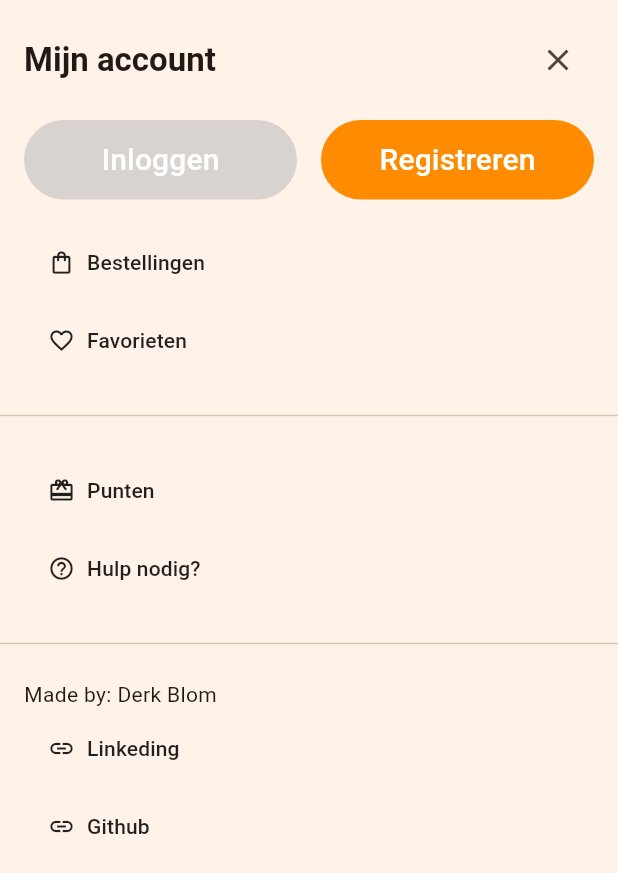
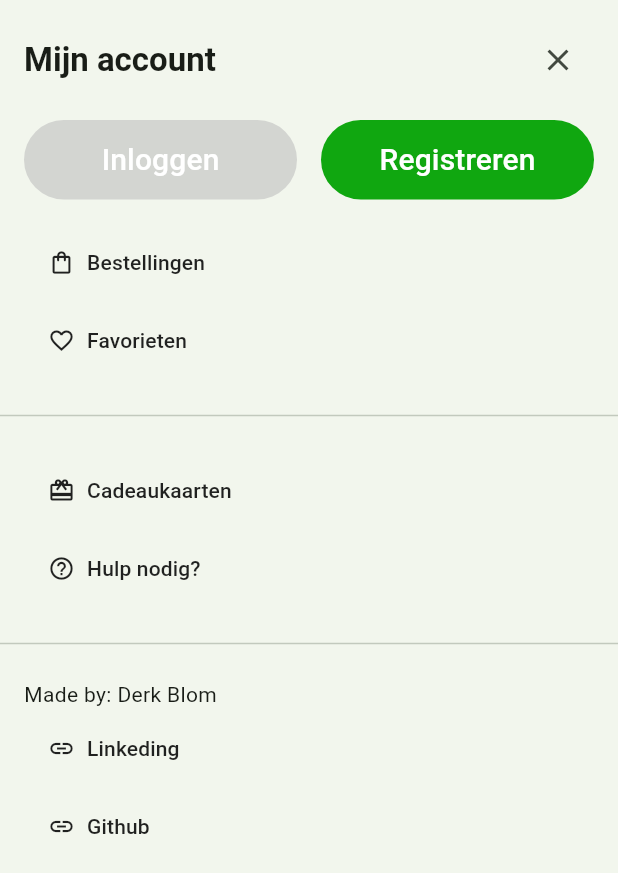
Before and after one commit to Derk-B/MobileApp, a Flutter app: the screen it shows after launch, after a tap on the "menu" icon, on a phone screen of 412 x 824 dp. Shown: the top 873 px of the screen. Run offline on Flutter 3.47's test engine with Material 3 defaults, Android fonts, the phone set to English and light mode, and no system bars; our stand-ins replace carousel_slider.

Commit message:
Changed content of the landingpage

```diff
--- a/app/lib/features/landingpage/presentation/widgets/landingpage_appbar.dart
+++ b/app/lib/features/landingpage/presentation/widgets/landingpage_appbar.dart
@@ -23,7 +23,7 @@ class LandingPageAppBar extends StatelessWidget implements PreferredSizeWidget {
     return LayoutBuilder(
       builder: (context, constraint) => AppBar(
         title: Text(
-          "NietThuisbezorgd.nl",
+          "FoodDeliveryApp.nl",
           style: TextStyle(color: Theme.of(context).primaryColor),
         ),
         shadowColor: Colors.black,
--- a/app/lib/features/landingpage/presentation/widgets/landingpage_drawer/landingpage_drawer_features.dart
+++ b/app/lib/features/landingpage/presentation/widgets/landingpage_drawer/landingpage_drawer_features.dart
@@ -13,7 +13,7 @@ class LandingPageDrawerFeatures extends StatelessWidget {
         children: [
           LandingPageDrawerIconButton(
             icon: Icon(Icons.redeem_outlined),
-            label: "Punten",
+            label: "Cadeaukaarten",
           ),
           LandingPageDrawerIconButton(
             icon: Icon(Icons.help_outline),
--- a/app/lib/features/landingpage/presentation/widgets/landingpage_main/landingpage_main_search.dart
+++ b/app/lib/features/landingpage/presentation/widgets/landingpage_main/landingpage_main_search.dart
@@ -37,7 +37,7 @@ class _LandingPageMainSearchState extends State<LandingPageMainSearch> {
                       decoration: const InputDecoration(
                         contentPadding: EdgeInsets.symmetric(
                             vertical: 12.0, horizontal: 8.0),
-                        hintText: "Adres, b.v. Amstelplein 10",
+                        hintText: "Adres, b.v. Jan Steenlaan 15",
                         border: OutlineInputBorder(borderSide: BorderSide.none),
                       ),
                     ),
--- a/app/lib/features/landingpage/presentation/widgets/landingpage_main/landingpage_main_title.dart
+++ b/app/lib/features/landingpage/presentation/widgets/landingpage_main/landingpage_main_title.dart
@@ -10,11 +10,11 @@ class LandingPageMainTitle extends StatelessWidget {
       child: Column(
         crossAxisAlignment: CrossAxisAlignment.start,
         children: [
-          Text("Bestel eten en meer",
+          Text("Bestel eten en drinken",
               style: Theme.of(context).textTheme.headlineLarge),
           const SizedBox(height: 10),
           Text(
-            "Restaurants en boodschappen in de buurt",
+            "Restaurants en winkels in de buurt",
             style: Theme.of(context).textTheme.headlineMedium,
           ),
         ],
--- a/app/lib/features/landingpage/presentation/widgets/landingpage_main/mobile/landingpage_main_mobile_banner.dart
+++ b/app/lib/features/landingpage/presentation/widgets/landingpage_main/mobile/landingpage_main_mobile_banner.dart
@@ -1,3 +1,5 @@
+import 'dart:io';
+
 import 'package:flutter/material.dart';
 
 class TriangleShape extends CustomPainter {
@@ -56,8 +58,7 @@ class LandingPageMainMobileBanner extends StatelessWidget {
           color: Theme.of(context).primaryColor,
           child: SizedBox(
             width: MediaQuery.of(context).size.width * 0.7,
-            child: Image.network(
-                "https://www.thuisbezorgd.nl/consumer-web/images/falafel_salad_home_dss_desktop_nl.1a0c2a35.png"),
+            child: Image.asset("lib/assets/images/banner.png"),
           ),
         ),
       ],
--- a/app/lib/features/landingpage/presentation/widgets/landingpage_tutorial/desktop/landingpage_tutorial_title_desktop.dart
+++ b/app/lib/features/landingpage/presentation/widgets/landingpage_tutorial/desktop/landingpage_tutorial_title_desktop.dart
@@ -19,7 +19,7 @@ class LandingPageTutorialTitleDesktop extends StatelessWidget {
                     ?.copyWith(fontSize: 30),
               ),
               Text(
-                "Makkelijker kan haast niet.",
+                "Nergens zo makkelijk",
                 textAlign: TextAlign.center,
                 style: Theme.of(context).textTheme.headlineLarge?.copyWith(
                       color: Theme.of(context).primaryColor,
--- a/app/lib/features/landingpage/presentation/widgets/landingpage_tutorial/landingpage_tutorial_carousel_items.dart
+++ b/app/lib/features/landingpage/presentation/widgets/landingpage_tutorial/landingpage_tutorial_carousel_items.dart
@@ -10,8 +10,8 @@ class TutorialWidget {
 
 const List<TutorialWidget> tutorialWidgetsList = [
   TutorialWidget(
-      "Vertel ons waar je je bevindt",
-      "Wij laten je zien bij welke winkels en restaurants in de buurt je kan bestellen",
+      "Geef je huidige locatie",
+      "Wij zoeken de dichtsbijzijnde restaurants en winkels voor je op",
       Icons.location_on),
   TutorialWidget("Vind wat je zoekt",
       "Zoek naar producten of gerechten, bedrijven of keukens", Icons.fastfood),
--- a/app/lib/main.dart
+++ b/app/lib/main.dart
@@ -9,19 +9,19 @@ class MyApp extends StatelessWidget {
   const MyApp({super.key});
 
   // Color values
-  final primaryColor = const Color(0xFFFF8C00);
+  final primaryColor = const Color.fromARGB(255, 16, 167, 16);
 
   // This widget is the root of your application.
   @override
   Widget build(BuildContext context) {
     return MaterialApp(
       debugShowCheckedModeBanner: false,
-      title: 'NietThuisbezorgd',
+      title: 'FoodDeliveryApp',
       theme: ThemeData(
           useMaterial3: true,
           // Colors
           colorScheme: ColorScheme.fromSeed(
-            seedColor: Colors.orange,
+            seedColor: Colors.green,
             primary: primaryColor,
             onPrimary: Colors.white,
             secondary: const Color.fromARGB(155, 191, 191, 191),
--- a/app/pubspec.yaml
+++ b/app/pubspec.yaml
@@ -63,7 +63,8 @@ flutter:
   uses-material-design: true
 
   # To add assets to your application, add an assets section, like this:
-  # assets:
+  assets:
+    - lib/assets/images/
   #   - images/a_dot_burr.jpeg
   #   - images/a_dot_ham.jpeg
 
```
Also changed, not shown: app/lib/features/landingpage/presentation/widgets/landingpage_main/desktop/landingpage_main_desktop_banner.dart (+9 -3 lines), app/flutter_01.png (deleted), app/lib/assets/images/banner.png (added).
